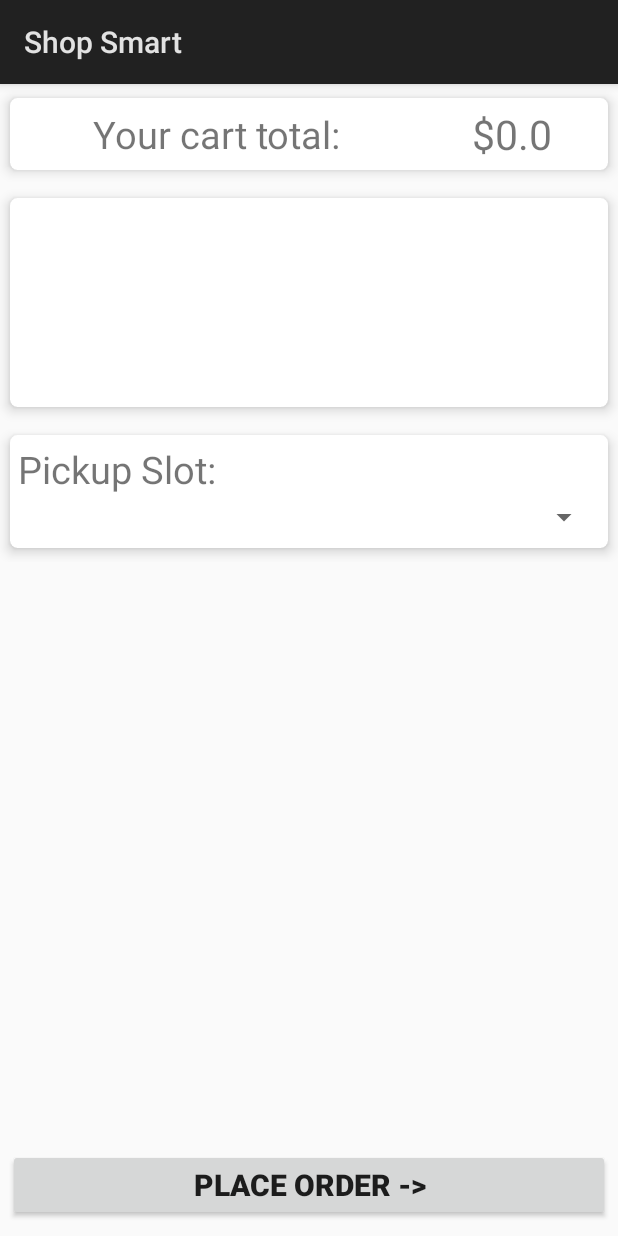
After one commit to chinmay2312/ShopSmart, an Android app: the CheckoutActivity screen opened directly, with no data from a screen before it, on a phone screen of 412 x 824 dp. The commit adds this screen. Run offline under Robolectric (Android 15) with nearby library versions, the phone set to English and light mode, and no system bars.

Commit message:
- redirect to Checkout page after confirming Cart, with order summary as parameters in intent

```diff
--- a/app/build.gradle
+++ b/app/build.gradle
@@ -20,6 +20,7 @@ android {
 }
 
 dependencies {
+    implementation 'com.android.support:cardview-v7:27.1.1'
     implementation 'com.android.support:recyclerview-v7:27.1.1'
     implementation fileTree(dir: 'libs', include: ['*.jar'])
     implementation 'com.android.support.constraint:constraint-layout:1.1.3'
--- a/app/src/main/AndroidManifest.xml
+++ b/app/src/main/AndroidManifest.xml
@@ -26,7 +26,8 @@
         <activity android:name=".Main2Activity" />
         <activity android:name=".SearchActivity" />
         <activity android:name=".CartActivity" />
-        <activity android:name=".ChecklistActivity"/>
+        <activity android:name=".ChecklistActivity" />
+        <activity android:name=".CheckoutActivity"></activity>
     </application>
 
 </manifest>
--- a/app/src/main/java/com/chinmayg/hacks/shopsmart/CartActivity.java
+++ b/app/src/main/java/com/chinmayg/hacks/shopsmart/CartActivity.java
@@ -1,6 +1,7 @@
 package com.chinmayg.hacks.shopsmart;
 
 import android.app.Activity;
+import android.content.Intent;
 import android.os.Bundle;
 import android.util.Log;
 import android.view.View;
@@ -46,15 +47,20 @@ public class CartActivity extends Activity {
         cartItemAdapter = new CartItemAdapter(this, cart_list);
         lvcart.setAdapter(cartItemAdapter);
 
-        updateCartTotal();
+		cartTotal.setText("Your cart total is : $"+getCartTotal());
 
-        //btn_addQuant.setOnItemClickListener();
-		lvcart.setOnItemClickListener(new AdapterView.OnItemClickListener() {
+        Button btnCheckout = findViewById(R.id.btn_checkout);
+        btnCheckout.setOnClickListener(new View.OnClickListener() {
 			@Override
-			public void onItemClick(AdapterView<?> adapterView, View view, int i, long l) {
-
+			public void onClick(View view) {
+				Intent checkoutIntent = new Intent(CartActivity.this, CheckoutActivity.class);
+				checkoutIntent.putExtra("CART_TOTAL",getCartTotal());
+				checkoutIntent.putExtra("SHOP_NAME","Costco Wholesale");
+				checkoutIntent.putExtra("SHOP_ADDR","1430 S Ashland Ave, \nChicago, IL 60608");
+				startActivity(checkoutIntent);
 			}
 		});
+
     }
 
     void updateQuantity(char action, int pos)	{
@@ -74,16 +80,21 @@ public class CartActivity extends Activity {
 				break;
 			}
 		}
-		updateCartTotal();
+		cartTotal.setText("Your cart total is : $"+getCartTotal());
 	}
 
 	void updateCartTotal()	{
+
+	}
+
+	float getCartTotal()	{
 		float cartPrice = 0.0f;
 		for(ShopItem ci:cart_list)  {
 			cartPrice += ci.getShopPrice()*ci.getQuantity();
 		}
 		cartPrice = (float) Math.round(cartPrice*100f)/100f;
-		cartTotal.setText("Your cart total is : $"+cartPrice);
+
+		return  cartPrice;
 	}
 
 	public void addQuant(View v)	{
--- /dev/null
+++ b/app/src/main/java/com/chinmayg/hacks/shopsmart/CheckoutActivity.java
@@ -0,0 +1,42 @@
+package com.chinmayg.hacks.shopsmart;
+
+import android.app.Activity;
+import android.content.Intent;
+import android.os.Bundle;
+import android.view.View;
+import android.widget.Button;
+import android.widget.TextView;
+
+public class CheckoutActivity extends Activity {
+
+	TextView checkoutTotal,tv_shopName,tv_shopAddr;
+	Button placeOrder;
+
+	@Override
+	protected void onCreate(Bundle savedInstanceState) {
+		super.onCreate(savedInstanceState);
+		setContentView(R.layout.activity_checkout);
+
+		Intent intent = getIntent();
+		String cartTotal = "$"+intent.getFloatExtra("CART_TOTAL",0.0f);
+		String shopName = intent.getStringExtra("SHOP_NAME");
+		String shopAddr = intent.getStringExtra("SHOP_ADDR");
+
+		checkoutTotal = findViewById(R.id.tv_checkout_total);
+		checkoutTotal.setText(cartTotal);
+
+		tv_shopName = findViewById(R.id.tv_checkout_shopname);
+		tv_shopName.setText(shopName);
+		tv_shopAddr = findViewById(R.id.tv_checkout_shopaddr);
+		tv_shopAddr.setText(shopAddr);
+
+		placeOrder = findViewById(R.id.btn_place_order);
+		placeOrder.setOnClickListener(new View.OnClickListener() {
+			@Override
+			public void onClick(View view) {
+
+			}
+		});
+
+	}
+}
--- a/app/src/main/res/layout/activity_cart.xml
+++ b/app/src/main/res/layout/activity_cart.xml
@@ -9,19 +9,26 @@
     android:orientation="vertical"
     tools:context=".CartActivity">
 
-    <ListView
-        android:id="@+id/cart_lv"
+    <ListView        android:id="@+id/cart_lv"
         android:layout_width="match_parent"
         android:layout_height="0dp"
         android:layout_weight="7"/>
 
 
-    <TextView
-        android:id="@+id/cart_total"
+    <TextView        android:id="@+id/cart_total"
         android:textSize="30sp"
         android:gravity="center_horizontal"
         android:layout_width="match_parent"
         android:layout_height="0dp"
         android:layout_weight="1"/>
 
+    <Button        android:id="@+id/btn_checkout"
+        android:layout_width="match_parent"
+        android:layout_height="0dp"
+        android:layout_weight="1"
+
+        android:textStyle="bold"
+        android:text="Continue to checkout ->"
+        android:textSize="20dp"/>
+
 </LinearLayout>
--- /dev/null
+++ b/app/src/main/res/layout/activity_checkout.xml
@@ -0,0 +1,125 @@
+<?xml version="1.0" encoding="utf-8"?>
+<RelativeLayout xmlns:android="http://schemas.android.com/apk/res/android"
+    xmlns:tools="http://schemas.android.com/tools"
+    xmlns:card_view="http://schemas.android.com/apk/res-auto"
+    android:layout_width="match_parent"
+    android:layout_height="match_parent"
+    tools:context=".CheckoutActivity">
+
+    <LinearLayout
+        android:layout_width="match_parent"
+        android:orientation="vertical"
+        android:layout_height="wrap_content">
+        <android.support.v7.widget.CardView
+            xmlns:card_view="http://schemas.android.com/apk/res-auto"
+            android:layout_width="match_parent"
+            android:layout_height="wrap_content"
+            card_view:cardElevation="5dp"
+            card_view:contentPadding="5dp"
+            card_view:cardUseCompatPadding="true"
+            card_view:cardCornerRadius="5dp">
+
+            <LinearLayout
+                android:layout_width="match_parent"
+                android:layout_height="match_parent">
+
+                <TextView
+                    android:layout_width="0dp"
+                    android:layout_weight="7"
+                    android:layout_height="match_parent"
+                    android:gravity="center"
+                    android:textSize="25sp"
+                    android:text="Your cart total: "/>
+
+                <TextView
+                    android:id="@+id/tv_checkout_total"
+                    android:layout_gravity="end|center_vertical"
+                    android:gravity="center"
+                    android:layout_width="0dp"
+                    android:layout_weight="3"
+                    android:layout_height="match_parent"
+
+                    android:textSize="27sp"
+                    android:text="$0.0"/>
+
+            </LinearLayout>
+
+        </android.support.v7.widget.CardView>
+
+        <android.support.v7.widget.CardView
+            xmlns:card_view="http://schemas.android.com/apk/res-auto"
+            android:layout_width="match_parent"
+            android:layout_height="wrap_content"
+            card_view:cardElevation="5dp"
+            card_view:contentPadding="5dp"
+            card_view:cardUseCompatPadding="true"
+            card_view:cardCornerRadius="5dp">
+
+            <LinearLayout
+                android:layout_width="match_parent"
+                android:orientation="vertical"
+                android:layout_height="match_parent">
+
+                <TextView                android:id="@+id/tv_checkout_shopname"
+                    android:layout_width="wrap_content"
+                    android:layout_height="match_parent"
+                    android:textStyle="bold"
+                    android:textSize="25sp"
+                    android:text="Shop name: "/>
+
+                <TextView
+                    android:id="@+id/tv_checkout_shopaddr"
+                    android:layout_width="match_parent"
+                    android:layout_height="match_parent"
+                    android:lines="3"
+                    android:padding="10dp"
+
+                    android:text="Address of the shop, \nCity, State Zip"
+                    android:textSize="20sp"/>
+
+            </LinearLayout>
+
+        </android.support.v7.widget.CardView>
+
+        <android.support.v7.widget.CardView
+            xmlns:card_view="http://schemas.android.com/apk/res-auto"
+            android:layout_width="match_parent"
+            android:layout_height="wrap_content"
+            card_view:cardElevation="5dp"
+            card_view:contentPadding="5dp"
+            card_view:cardUseCompatPadding="true"
+            card_view:cardCornerRadius="5dp">
+
+            <LinearLayout
+                android:layout_width="match_parent"
+                android:orientation="vertical"
+                android:layout_height="match_parent">
+
+                <TextView
+                    android:layout_width="wrap_content"
+                    android:layout_height="match_parent"
+                    android:textSize="25sp"
+                    android:text="Pickup Slot: "/>
+
+                <Spinner
+                    android:layout_width="match_parent"
+                    android:layout_height="30dp" />
+
+            </LinearLayout>
+
+        </android.support.v7.widget.CardView>
+
+    </LinearLayout>
+    <Button        android:id="@+id/btn_place_order"
+        android:layout_width="match_parent"
+        android:layout_height="wrap_content"
+
+        android:gravity="center"
+        android:layout_alignParentBottom="true"
+        android:layout_marginVertical="10dp"
+        android:layout_marginHorizontal="5dp"
+        android:textStyle="bold"
+        android:text="Place Order ->"
+        android:textSize="20sp"/>
+
+</RelativeLayout>
```
